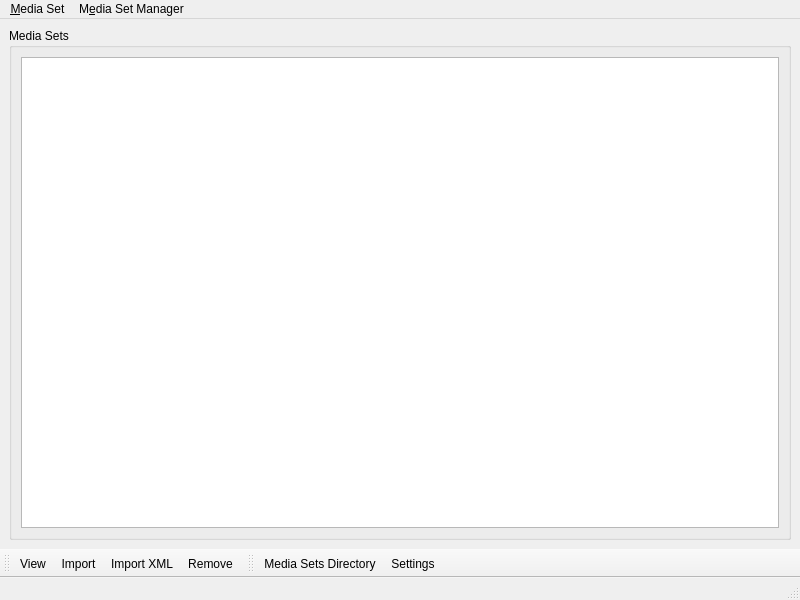
hirah2205/ARINC-665, file lib/arinc665_qt/media_set_manager/MediaSetManagerWindow.ui: the form before one commit.
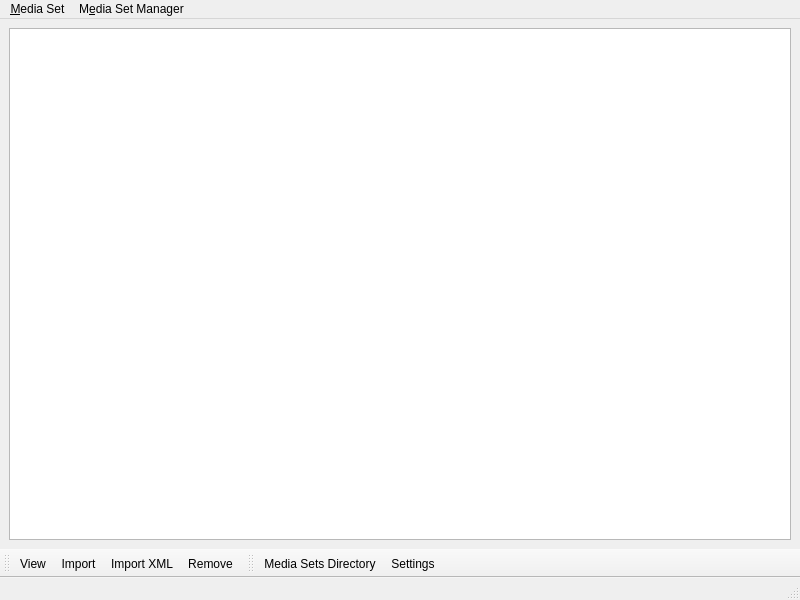
The form after the commit. Icons and pictures are not drawn.

```diff
--- a/lib/arinc665_qt/media_set_manager/MediaSetManagerWindow.ui
+++ b/lib/arinc665_qt/media_set_manager/MediaSetManagerWindow.ui
@@ -16,12 +16,6 @@
     <normaloff>:/fa/solid/database.svg</normaloff>:/fa/solid/database.svg</iconset>
   </property>
   <widget class="QWidget" name="centralwidget">
-   <layout class="QVBoxLayout" name="verticalLayout_2">
-    <item>
-     <widget class="QGroupBox" name="groupBox">
-      <property name="title">
-       <string>Media Sets</string>
-      </property>
       <layout class="QVBoxLayout" name="verticalLayout">
        <item>
         <widget class="QTableView" name="mediaSets">
@@ -44,9 +38,6 @@
        </item>
       </layout>
      </widget>
-    </item>
-   </layout>
-  </widget>
   <widget class="QMenuBar" name="menubar">
    <property name="geometry">
     <rect>
```
Left out of the diff: 21 changed lines with no effect on the pictures. Lines whose indentation alone changed are shown as unchanged.
